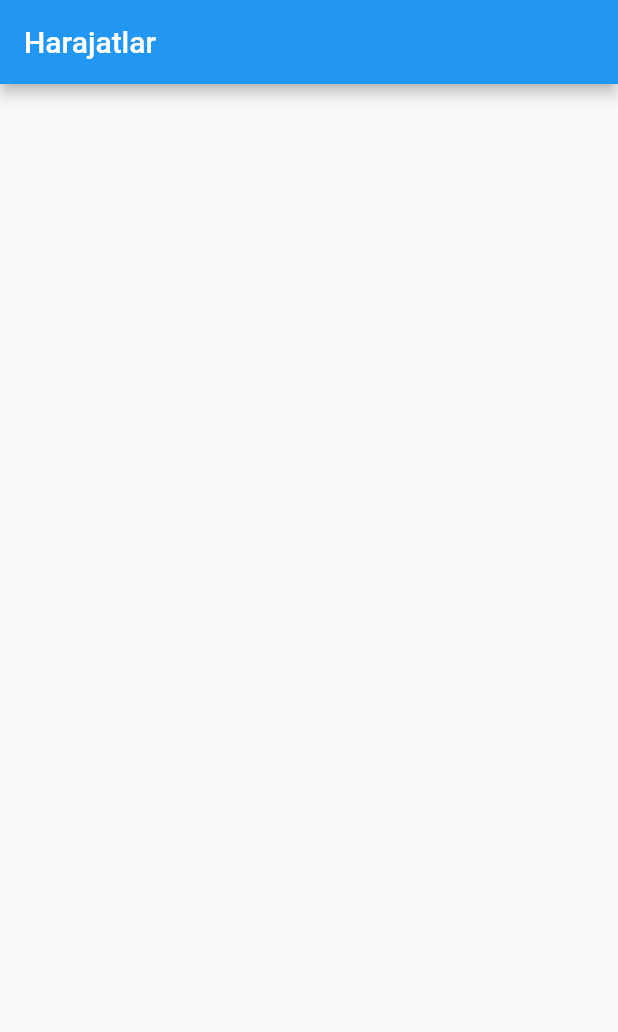
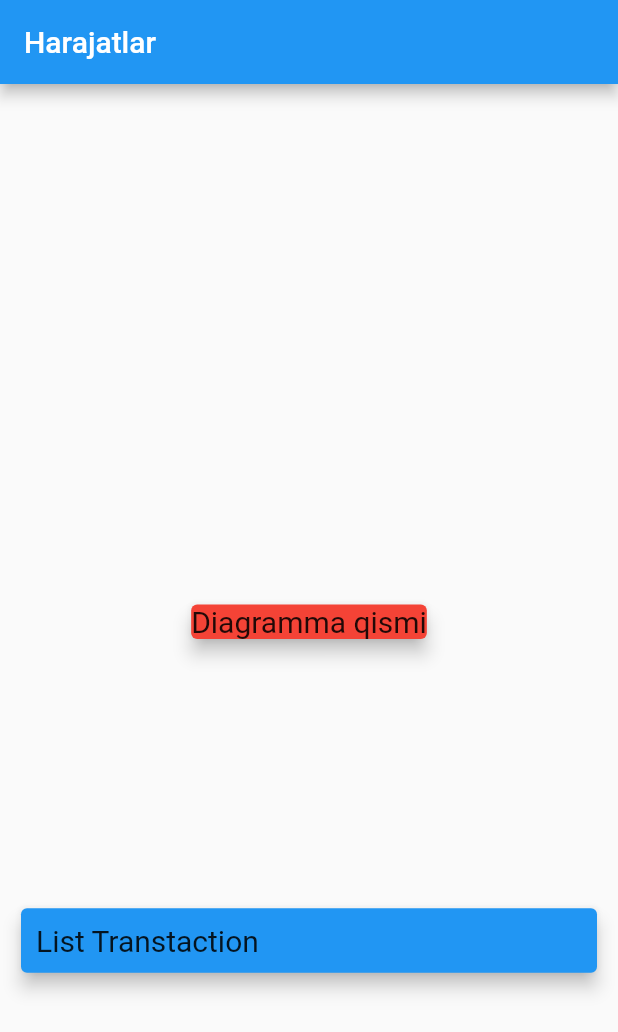
Before and after one commit to Asadbek-IP/expenses, a Flutter app: the screen it shows after launch, on a phone screen of 412 x 824 dp. Shown: the top 1032 px of the screen. Run offline on Flutter 3.47's test engine with Material 2 defaults, Android fonts, the phone set to English and light mode, and no system bars.

Commit message:
first design

```diff
--- a/lib/main.dart
+++ b/lib/main.dart
@@ -6,7 +6,7 @@ void main(List<String> args) {
 }
 
 class Expenses extends StatefulWidget {
-  const Expenses({ Key? key }) : super(key: key);
+  const Expenses({Key? key}) : super(key: key);
 
   @override
   State<Expenses> createState() => _ExpensesState();
@@ -16,7 +16,46 @@ class _ExpensesState extends State<Expenses> {
   @override
   Widget build(BuildContext context) {
     return MaterialApp(
-      home: Scaffold(appBar: AppBar(title: Text('Harajatlar'),)),
+      home: Scaffold(
+        appBar: AppBar(
+          title: const Text('Harajatlar'),
+        ),
+        body: Column(
+          mainAxisAlignment: MainAxisAlignment.spaceEvenly,
+          crossAxisAlignment: CrossAxisAlignment.center,
+          children:  [
+            Container(
+              width: double.infinity,
+            ),
+            Container(
+              child: const Card(
+                color: Colors.red,
+                elevation: 5,
+                child: Text(
+                  'Diagramma qismi',
+                  style: TextStyle(fontSize: 20),
+                ),
+              ),
+            ),
+            Container(
+              width: double.infinity,
+              padding: const EdgeInsets.symmetric(horizontal: 10),
+              child:   Card(
+                color: Colors.blue,
+                elevation: 5,
+                child: Container(
+                  margin: const EdgeInsets.all(10),
+                  child: const Text(
+                    'List Transtaction',
+                    style: TextStyle(fontSize: 20),
+                  ),
+                ),
+              ),
+            ),
+
+          ],
+        ),
+      ),
     );
   }
 }
```
Also changed, not shown: 1 other file.
